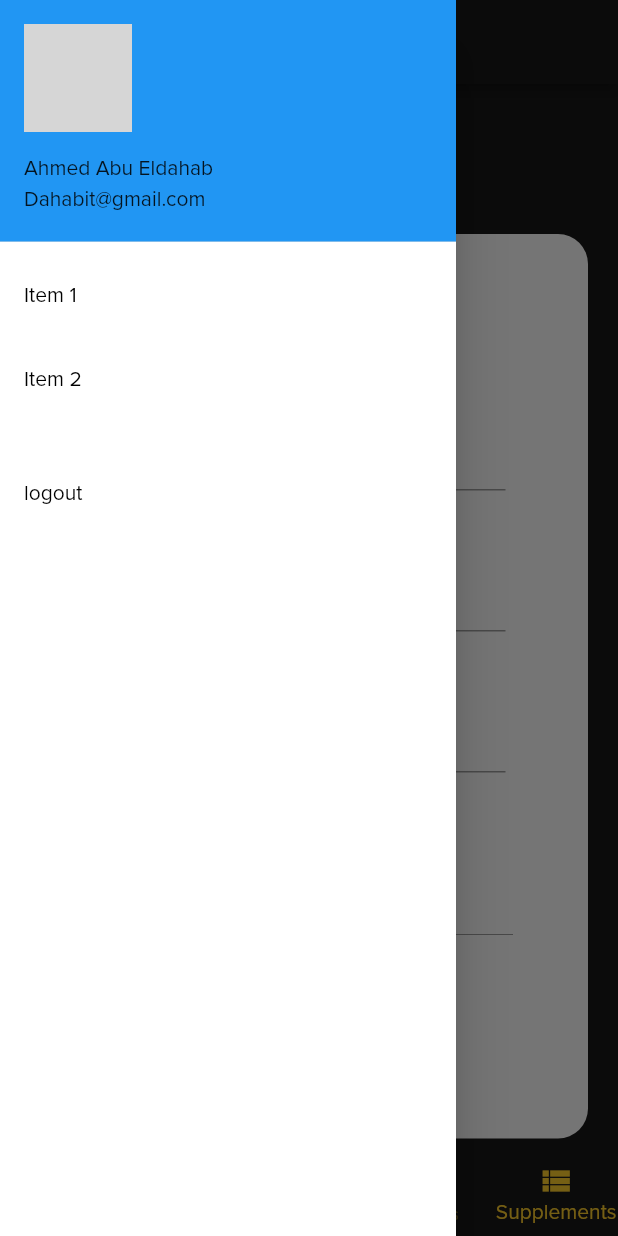
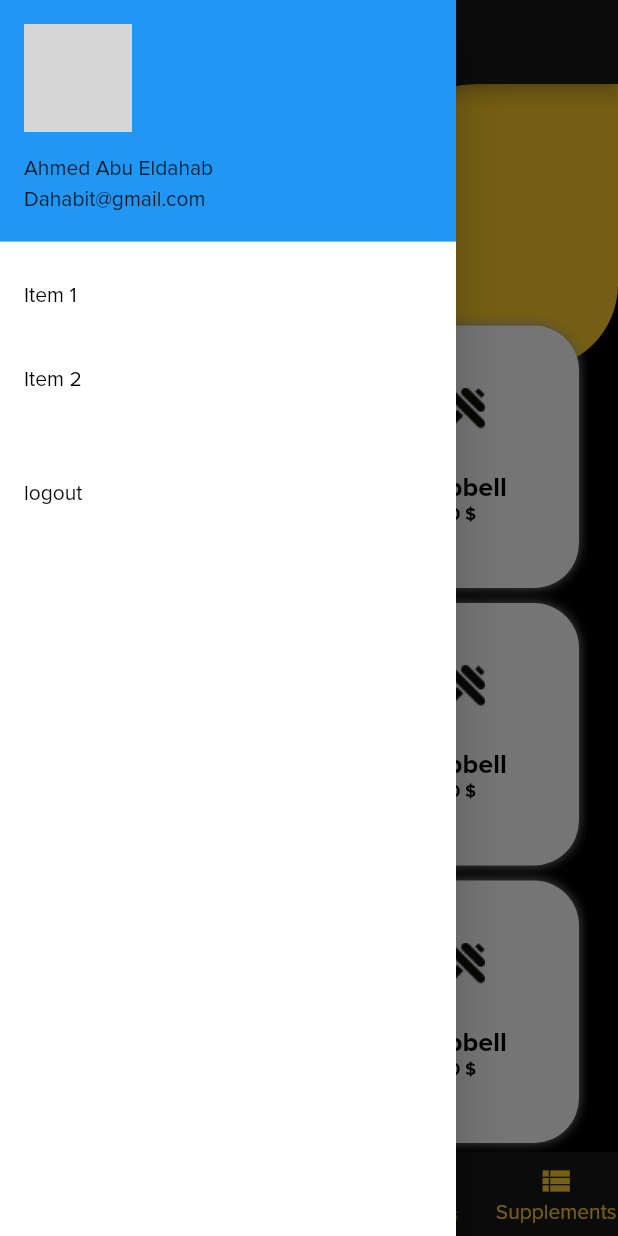
Before and after one commit to AdhamMagdyA/GymManager, a Flutter app: the screen it shows after launch, item 5 of the bottom bar chosen, with the side drawer open, on a phone screen of 412 x 824 dp. Run offline on Flutter 3.47's test engine with Material 2 defaults, Android fonts, the phone set to English and light mode, and no system bars; our stand-ins replace bubble_tab_indicator, cached_network_image, motion_tab_bar, pie_chart, timelines; missing offline and left inert: dart:html, dart:js; Roboto replaces fonts that are missing (assets/fonts/Changa-Bold.ttf); grey boxes are pictures that could not be loaded.

Commit message:
Add navigation between events and supplements screens

```diff
--- a/lib/main.dart
+++ b/lib/main.dart
@@ -1,4 +1,10 @@
 import 'package:flutter/material.dart';
+import 'package:gym_project/screens/Events/event-details.dart';
+import 'package:gym_project/screens/Events/events-list.dart';
+import 'package:gym_project/screens/Feedbacks/feedback-form.dart';
+import 'package:gym_project/screens/Invitations/invitation-form.dart';
+import 'package:gym_project/screens/Invitations/invitation-list.dart';
+import 'package:gym_project/screens/Supplements/supplement-grid-view.dart';
 import 'package:gym_project/screens/admin/home.dart';
 import 'package:gym_project/screens/admin/util-screen.dart';
 
@@ -34,7 +40,17 @@ class MyApp extends StatelessWidget {
             headline5: TextStyle(color: Colors.white),
             headline6: TextStyle(color: Colors.white),
           )),
-      home: AdminUtil(),
+      initialRoute: '/',
+      routes: {
+        '/': (context) => AdminUtil(),
+        '/events': (context) => EventListView(),
+        '/supplements': (context) => SupplementList(),
+        '/invite': (context) => InvitationForm(),
+        '/feedback': (context) => FeedbackForm(),
+        '/invitations': (context) => InvitationList(),
+        // '/event': (context) => EventDetailsScreen(),
+
+      },
     );
   }
 }
--- a/lib/screens/Events/events-tile.dart
+++ b/lib/screens/Events/events-tile.dart
@@ -1,4 +1,5 @@
 import 'package:flutter/material.dart';
+import 'package:gym_project/screens/Events/event-details.dart';
 
 class EventListTile extends StatefulWidget {
   final String title;
@@ -60,6 +61,7 @@ class _EventListTileState extends State<EventListTile> {
             ),
           ],
         ),
+        onTap: () {Navigator.push(context, MaterialPageRoute(builder: (context) => EventDetailsScreen()));},
         ),
     );
   }
--- /dev/null
+++ b/lib/screens/Supplements/supplement-card.dart
@@ -0,0 +1,48 @@
+import 'package:flutter/material.dart';
+import 'package:gym_project/screens/Supplements/supplement-details.dart';
+
+
+//if there is no subTitle1,2,3,4 put their values in the call with ''
+Widget SupplementCard(image, title, price, context) {
+  return GestureDetector(
+    child: Container(
+      height: 200,
+      width: 200,
+      decoration: BoxDecoration(
+        borderRadius: BorderRadius.circular(30),
+        boxShadow: [
+          BoxShadow(
+            color: Colors.grey,
+            blurRadius: 6.0,
+          ),
+        ],
+        color: Colors.white,
+      ),
+      child: Center(
+        child: Column(
+          mainAxisAlignment: MainAxisAlignment.center,
+          children: <Widget>[
+            Image(image: AssetImage(image)),
+            SizedBox(
+              height: 5,
+            ),
+            Text(title,
+                style: TextStyle(
+                  fontWeight: FontWeight.bold,
+                  fontSize: 18,
+                  color: Colors.black,
+                )),
+            !(price=='')?
+            Text(price,
+                style: TextStyle(
+                  fontWeight: FontWeight.bold,
+                  fontSize: 12,
+                  color: Colors.black,
+                )):Container(),
+          ],
+        ),
+      ),
+    ),
+    onTap: () {Navigator.push(context, MaterialPageRoute(builder: (context) => SupplementDetailsScreen()));},
+  );
+}
--- a/lib/screens/Supplements/supplement-grid-view.dart
+++ b/lib/screens/Supplements/supplement-grid-view.dart
@@ -1,5 +1,6 @@
 import 'package:flutter/material.dart';
 import 'package:gym_project/core/presentation/res/assets.dart';
+import 'package:gym_project/screens/Supplements/supplement-card.dart';
 import 'package:gym_project/widget/grid_view_card.dart';
 
 class SupplementList extends StatefulWidget {
@@ -58,53 +59,46 @@ class _SupplementListState extends State<SupplementList> {
                   mainAxisSpacing: 10,
                   crossAxisSpacing: 10,
                   children: <Widget>[
-                    GridViewCard(
+                    SupplementCard(
                       dumbbell,
                       'Dumbbell',
                       '1000 \$',
-                      '',
-                      '',
-                      '',
+                      context
                     ),
-                    GridViewCard(
+                    SupplementCard(
                       dumbbell,
                       'Dumbbell',
                       '1000 \$',
-                      '',
-                      '',
-                      '',
+                      context
+
                     ),
-                    GridViewCard(
+                    SupplementCard(
                       dumbbell,
                       'Dumbbell',
                       '1000 \$',
-                      '',
-                      '',
-                      '',
+                      context
+
                     ),
-                    GridViewCard(
+                    SupplementCard(
                       dumbbell,
                       'Dumbbell',
                       '1000 \$',
-                      '',
-                      '',
-                      '',
+                      context
+
                     ),
-                    GridViewCard(
+                    SupplementCard(
                       dumbbell,
                       'Dumbbell',
                       '1000 \$',
-                      '',
-                      '',
-                      '',
+                      context
+
                     ),
-                    GridViewCard(
+                    SupplementCard(
                       dumbbell,
                       'Dumbbell',
                       '1000 \$',
-                      '',
-                      '',
-                      '',
+                      context
+
                     ),
                   ],
                 ),
--- a/lib/screens/admin/util-screen.dart
+++ b/lib/screens/admin/util-screen.dart
@@ -42,11 +42,11 @@ class _AdminUtilState extends State<AdminUtil> with TickerProviderStateMixin {
       'title': 'Branches',
     },
     {
-      'page': EventForm(),
+      'page': EventListView(),
       'title': 'Events',
     },
     {
-      'page': SupplementForm(),
+      'page': SupplementList(),
       'title': 'Supplements',
     },
   ];
```
